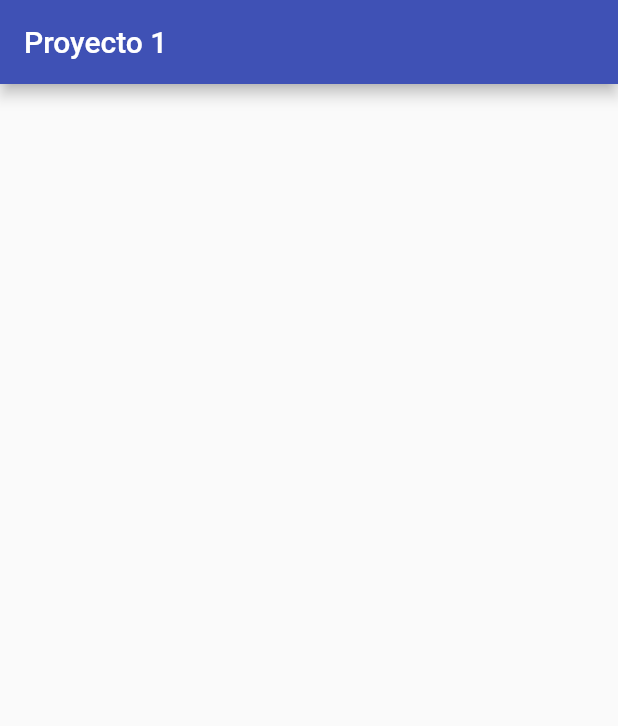
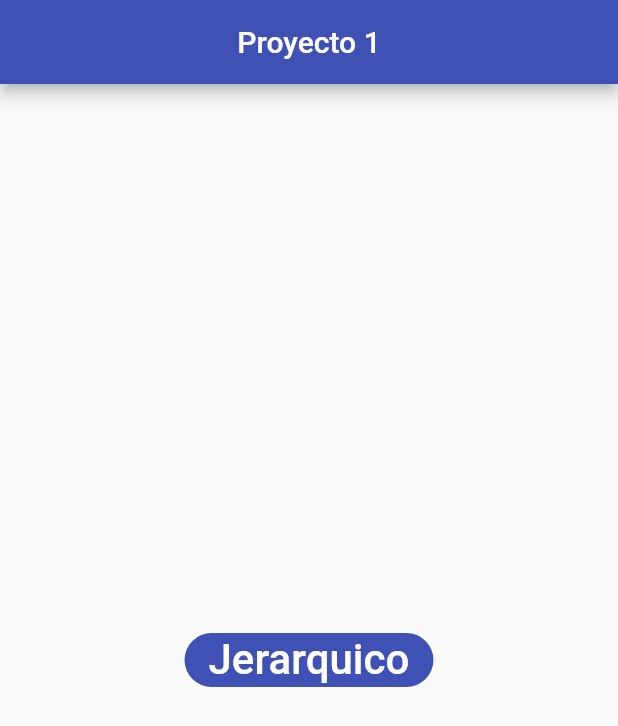
Before and after one commit to emjironal/Proyecto1-Visualizacion, a Flutter app: the screen it shows after launch, on a phone screen of 412 x 824 dp. Shown: the top 726 px of the screen. Run offline on Flutter 3.47's test engine with Material 2 defaults, Android fonts, the phone set to English and light mode, and no system bars; our stand-ins replace charts_flutter.

Commit message:
[updated]: agregado biblioteca de graficos

```diff
--- a/proyecto_1/lib/main.dart
+++ b/proyecto_1/lib/main.dart
@@ -1,21 +1,50 @@
 import 'package:flutter/material.dart';
+import 'package:flutter/cupertino.dart';
+import 'package:proyecto1/grafico_jerarquico.dart';
 
-void main() => runApp(MyApp());
+void main() => runApp(
+  MaterialApp(
+    theme: ThemeData(
+      primaryColor: Colors.indigo
+    ),
+    home: MyApp()
+  )
+);
 
 class MyApp extends StatelessWidget
 {
   @override
   Widget build(BuildContext context)
   {
-    return MaterialApp(
-      theme: ThemeData(
-        primaryColor: Colors.indigo
-      ),
-      home: Scaffold(
+    final buttons = [["Jerarquico", GraficoJerarquico()]];
+    return Scaffold(
         appBar: AppBar(
           title: Text("Proyecto 1"),
+          centerTitle: true,
+        ),
+        body: Center(
+          child: Column(
+            mainAxisAlignment: MainAxisAlignment.center,
+            children: createButtons(context, Colors.indigo, buttons)
+          )
         )
+      );
+  }
+
+  //Available at: https://gitlab.com/Tribethr/flutter-tutorial-visualizacion/-/blob/master/main.dart
+  List<Widget> createButtons(BuildContext context, Color color, List<dynamic> buttonsInfo){
+    List<Widget> ret = new List<Widget>();
+    for(List button in buttonsInfo){
+      ret.add(FlatButton(
+        color: color,
+        shape: RoundedRectangleBorder(borderRadius: BorderRadius.circular(30.0)),
+        child: Text(button[0], textScaleFactor: 2, style: TextStyle(color: Colors.white),),
+        onPressed: (){
+          Navigator.push(context, MaterialPageRoute(builder: (context) => button[1]));
+        },
       )
-    );
+      );
+    }
+    return ret;
   }
 }
--- a/proyecto_1/pubspec.yaml
+++ b/proyecto_1/pubspec.yaml
@@ -23,6 +23,7 @@ dependencies:
   # The following adds the Cupertino Icons font to your application.
   # Use with the CupertinoIcons class for iOS style icons.
   cupertino_icons: ^0.1.2
+  charts_flutter: ^0.9.0
 
 dev_dependencies:
   flutter_test:
```
Also changed, not shown: proyecto_1/lib/grafico_jerarquico.dart (+22 -0 lines), proyecto_1/pubspec.lock.
